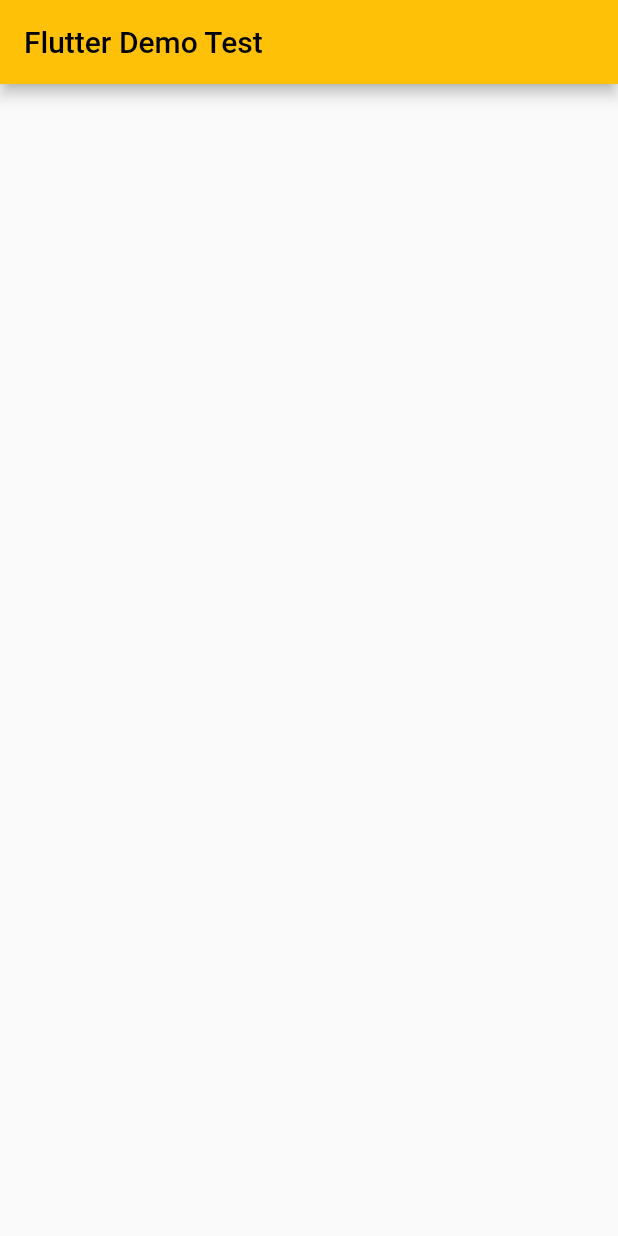
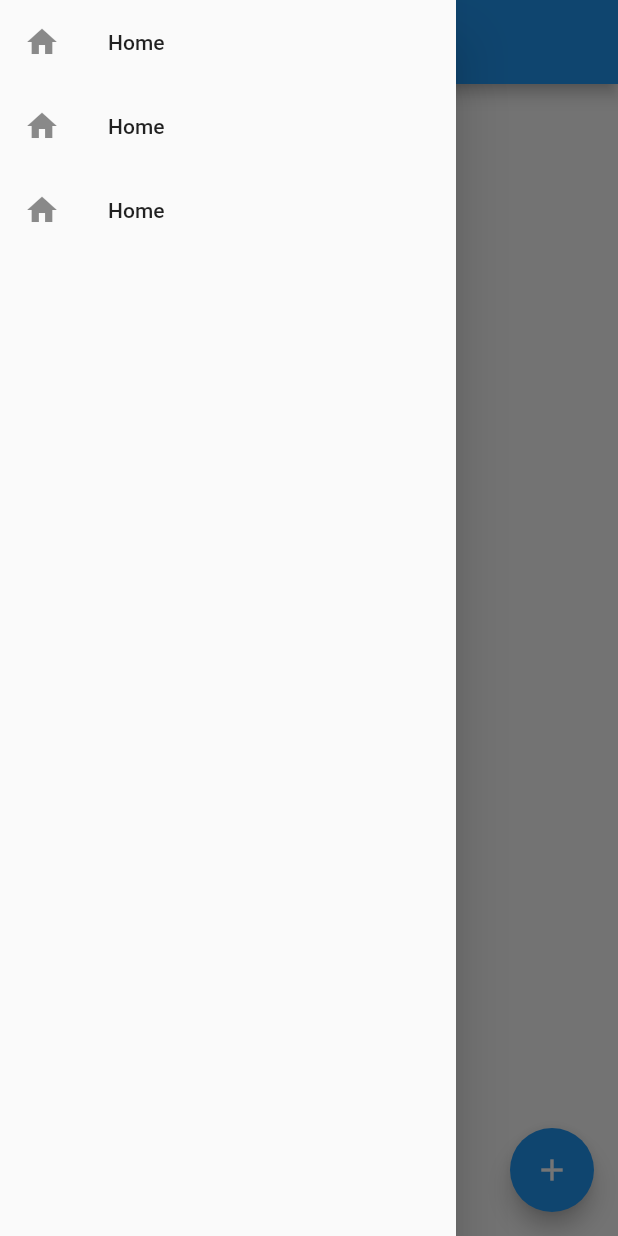
Before and after one commit to mdmanik74/interactive_cares_course_paid, a Flutter app: the screen it shows after launch, with the side drawer open (before the commit the screen has no drawer), on a phone screen of 412 x 824 dp. Run offline on Flutter 3.47's test engine with Material 2 defaults, Android fonts, the phone set to English and light mode, and no system bars.

Commit message:
Scaffold  Widget

```diff
--- a/lib/main.dart
+++ b/lib/main.dart
@@ -8,15 +8,35 @@
   @override
   Widget build(BuildContext context) {
     return MaterialApp(
-      title: "Flutter demo",
-      theme: ThemeData(primarySwatch: Colors.amber),
-      darkTheme: ThemeData(primarySwatch: Colors.green),
-      color: Colors.black,
       debugShowCheckedModeBanner: false,
       home: Scaffold(
-          appBar: AppBar(
-        title: const Text('Flutter Demo Test'),
-      )),
+        appBar: AppBar(
+          title: const Text('Flutter Demo Test'),
+        ),
+
+        //scaffold widget
+        drawer: const Drawer(
+            child: Column(
+          children: [
+            ListTile(
+              leading: Icon(Icons.home),
+              title: Text("Home"),
+            ),
+            ListTile(
+              leading: Icon(Icons.home),
+              title: Text("Home"),
+            ),
+            ListTile(
+              leading: Icon(Icons.home),
+              title: Text("Home"),
+            ),
+          ],
+        )),
+        floatingActionButton: FloatingActionButton(
+          onPressed: () {},
+          child: const Icon(Icons.add),
+        ),
+      ),
     );
   }
 }
```
